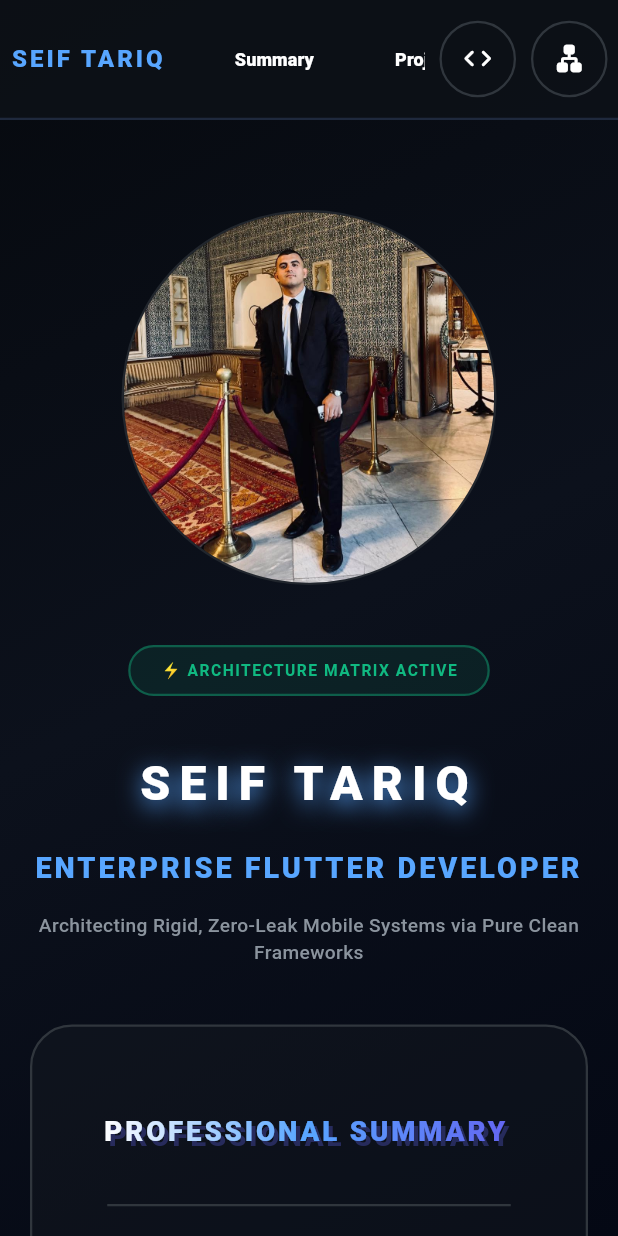
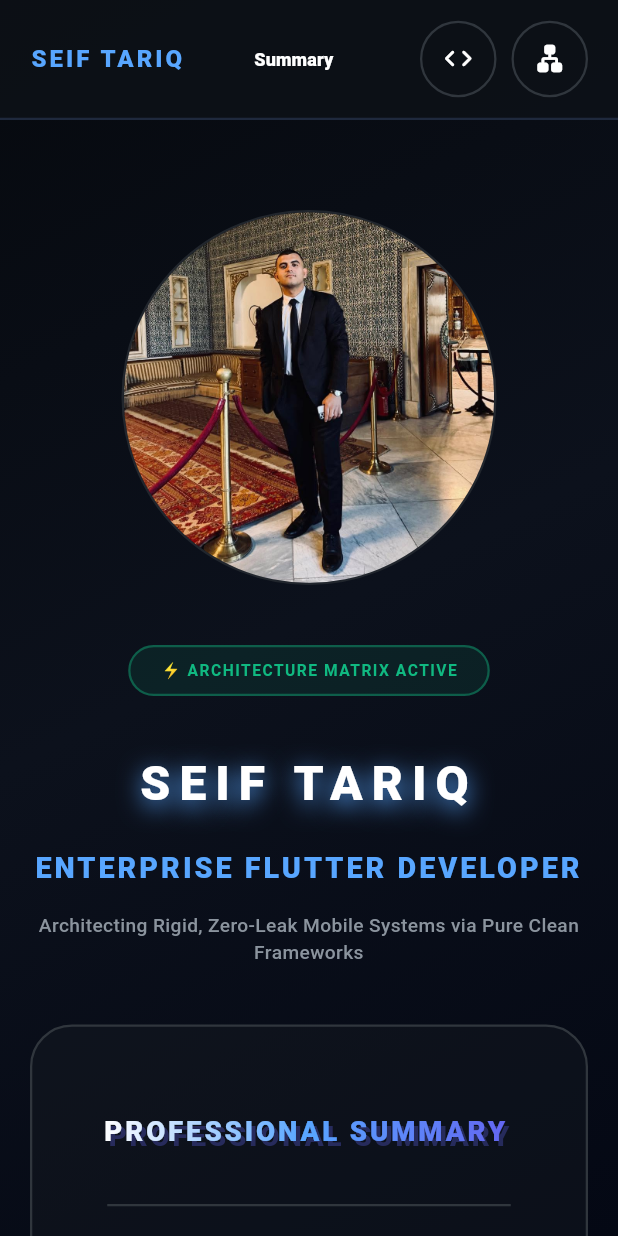
Before and after one commit to seiftarek10/my_portofilo, a Flutter app: the screen it shows after launch, on a phone screen of 412 x 824 dp. Run offline on Flutter 3.47's test engine with Material 3 defaults, Android fonts, the phone set to English and light mode, and no system bars; Roboto replaces fonts that are missing (Fira Code).

Commit message:
fix nav bar

```diff
--- a/lib/presentation/sections/nav_bar_section.dart
+++ b/lib/presentation/sections/nav_bar_section.dart
@@ -30,17 +30,13 @@ class NavBarSection extends StatelessWidget {
 
   @override
   Widget build(BuildContext context) {
-    return LayoutBuilder(
-      builder: (context, constraints) {
-        bool isMobile = constraints.maxWidth < 500;
     return Positioned(
       top: 0,
       left: 0,
       right: 0,
       child: Container(
         height: 80,
-            padding: EdgeInsets.symmetric(horizontal: isMobile ? 7 : 20),
-
+        padding: const EdgeInsets.symmetric(horizontal: 20),
         decoration: BoxDecoration(
           color: const Color(0xFF0D1117).withValues(alpha: 0.8),
           border: const Border(
@@ -64,12 +60,10 @@ class NavBarSection extends StatelessWidget {
             Expanded(
               child: SingleChildScrollView(
                 scrollDirection: Axis.horizontal,
-                    physics: const BouncingScrollPhysics(),
                 child: Row(
-                      mainAxisAlignment: MainAxisAlignment.center,
                   children: [
                     _buildNavButton("Summary", summaryKey),
-                        _buildNavButton("Projects", projectsKey),
+                    _buildNavButton("Projects",projectsKey),
                     _buildNavButton("Skills", skillsKey),
                     _buildNavButton("Systems", architectureKey),
                     _buildNavButton("Contact", contactKey),
@@ -79,7 +73,7 @@ class NavBarSection extends StatelessWidget {
             ),
 
             const SizedBox(width: 10),
-
+            // الأيقونات
             Row(
               children: [
                 SocialButton(
@@ -101,8 +95,6 @@ class NavBarSection extends StatelessWidget {
         ),
       ),
     );
-      },
-    );
   }
 
   Widget _buildNavButton(String title, GlobalKey targetKey) {
```
Lines whose indentation alone changed are shown as unchanged.
